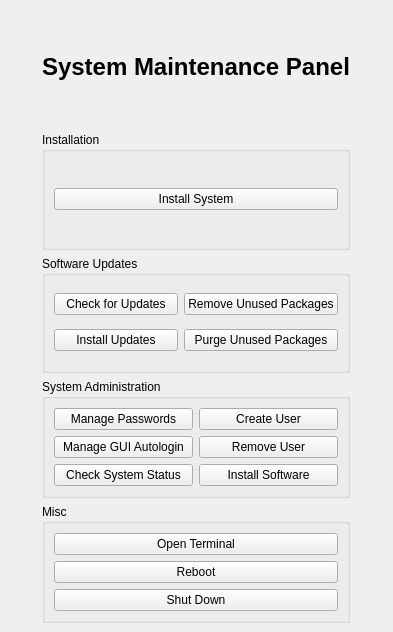
Qt form ui/ui_mainwindow.ui (Kicksecure/sysmaint-panel) before a commit.
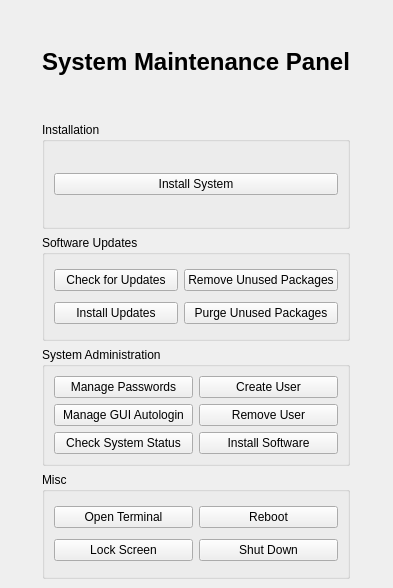
The same form after that commit.

Commit message: Add screenlock button

Patch:
```diff
--- a/ui/ui_mainwindow.ui
+++ b/ui/ui_mainwindow.ui
@@ -7,7 +7,7 @@
     <x>0</x>
     <y>0</y>
     <width>393</width>
-    <height>632</height>
+    <height>588</height>
    </rect>
   </property>
   <property name="windowTitle">
@@ -171,8 +171,8 @@
       <property name="title">
        <string>Misc</string>
       </property>
-      <layout class="QVBoxLayout" name="verticalLayout">
-       <item>
+      <layout class="QGridLayout" name="gridLayout_5">
+       <item row="0" column="0">
         <widget class="QPushButton" name="openTerminalButton">
          <property name="toolTip">
           <string>&lt;html&gt;&lt;head/&gt;&lt;body&gt;&lt;p&gt;Opens a terminal window. Use this for advanced maintenance tasks.&lt;/p&gt;&lt;/body&gt;&lt;/html&gt;</string>
@@ -182,7 +182,7 @@
          </property>
         </widget>
        </item>
-       <item>
+       <item row="0" column="1">
         <widget class="QPushButton" name="rebootButton">
          <property name="toolTip">
           <string>&lt;html&gt;&lt;head/&gt;&lt;body&gt;&lt;p&gt;Reboots the system.&lt;/p&gt;&lt;/body&gt;&lt;/html&gt;</string>
@@ -192,7 +192,14 @@
          </property>
         </widget>
        </item>
-       <item>
+       <item row="1" column="0">
+        <widget class="QPushButton" name="lockScreenButton">
+         <property name="text">
+          <string>Lock Screen</string>
+         </property>
+        </widget>
+       </item>
+       <item row="1" column="1">
         <widget class="QPushButton" name="shutDownButton">
          <property name="toolTip">
           <string>&lt;html&gt;&lt;head/&gt;&lt;body&gt;&lt;p&gt;Shuts down the system.&lt;/p&gt;&lt;/body&gt;&lt;/html&gt;</string>
```
Left out of the diff: 92 changed lines with no effect on the pictures. The commit also changes 2 other files.
